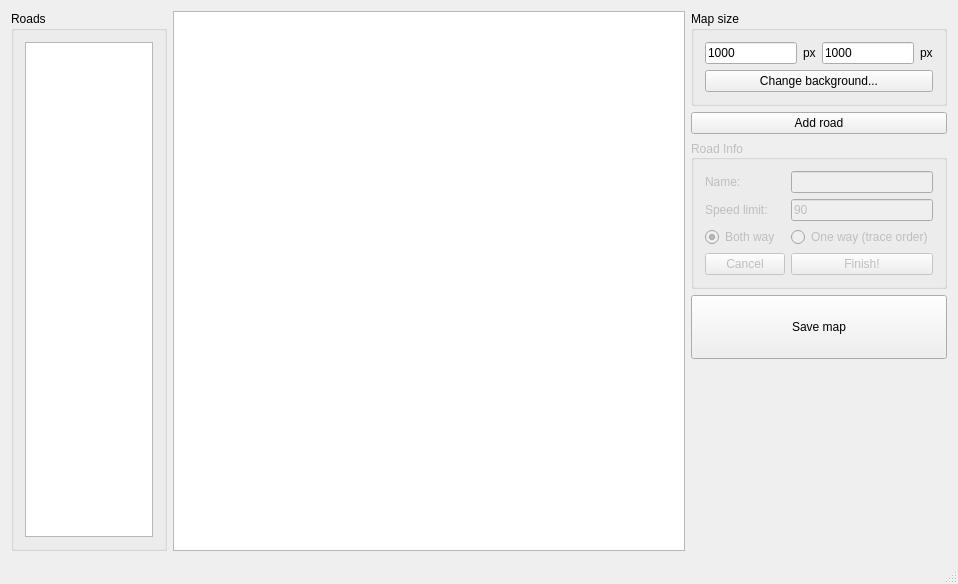
This is app1_Editor/project/mainwindow.ui in idaohang/gps-18 as Qt 5 draws it before an edit. The edited form follows.
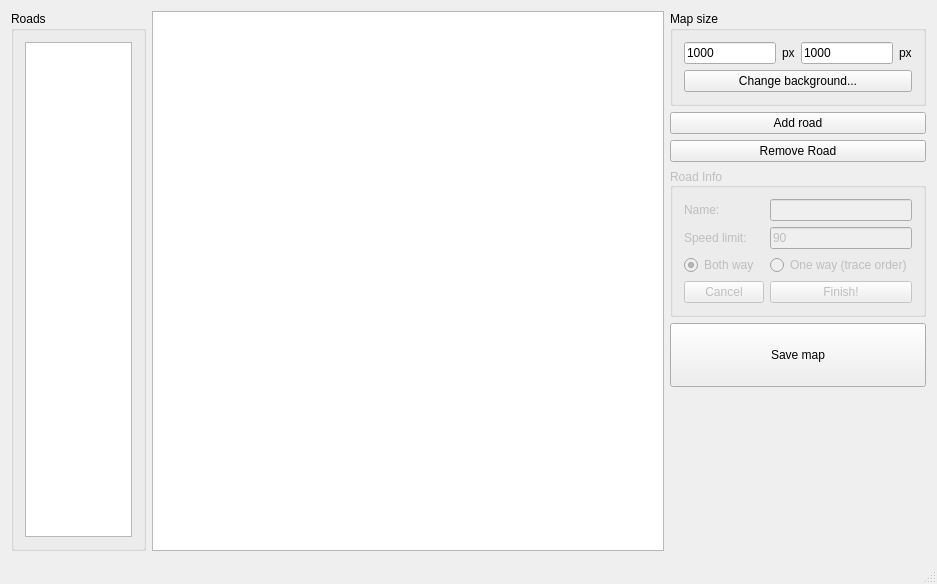
This is the edited form. Custom widgets are drawn as their Qt base class.

Patch:
```diff
--- a/app1_Editor/project/mainwindow.ui
+++ b/app1_Editor/project/mainwindow.ui
@@ -15,7 +15,7 @@
   </property>
   <widget class="QWidget" name="centralwidget">
    <layout class="QGridLayout" name="gridLayout">
-    <item row="0" column="1" rowspan="14">
+    <item row="0" column="1" rowspan="15">
      <widget class="MyGraphicsView" name="mapDisplay">
       <property name="minimumSize">
        <size>
@@ -34,21 +34,14 @@
       </property>
      </widget>
     </item>
-    <item row="0" column="0" rowspan="14">
+    <item row="0" column="0" rowspan="15">
      <widget class="QGroupBox" name="groupBox_2">
       <property name="title">
        <string>Roads</string>
       </property>
       <layout class="QVBoxLayout" name="verticalLayout">
        <item>
-        <widget class="QListView" name="lvRoads">
-         <property name="minimumSize">
-          <size>
-           <width>128</width>
-           <height>0</height>
-          </size>
-         </property>
-        </widget>
+        <widget class="QListWidget" name="lstRoads"/>
        </item>
       </layout>
      </widget>
@@ -104,7 +97,7 @@
       </property>
      </widget>
     </item>
-    <item row="2" column="2">
+    <item row="3" column="2">
      <widget class="QGroupBox" name="gbRoadInfo">
       <property name="enabled">
        <bool>false</bool>
@@ -192,7 +185,7 @@
       </layout>
      </widget>
     </item>
-    <item row="3" column="2">
+    <item row="4" column="2">
      <widget class="QPushButton" name="btSave">
       <property name="minimumSize">
        <size>
@@ -205,6 +198,13 @@
       </property>
      </widget>
     </item>
+    <item row="2" column="2">
+     <widget class="QPushButton" name="btRemove">
+      <property name="text">
+       <string>Remove Road</string>
+      </property>
+     </widget>
+    </item>
    </layout>
   </widget>
   <widget class="QStatusBar" name="statusbar"/>
```
